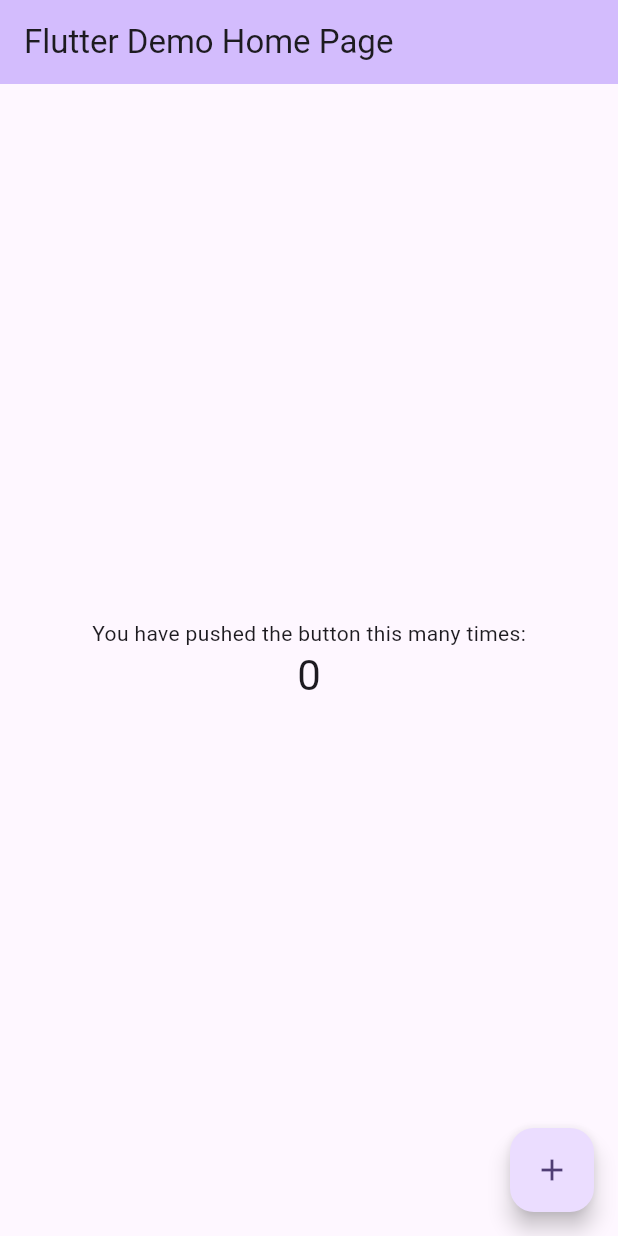
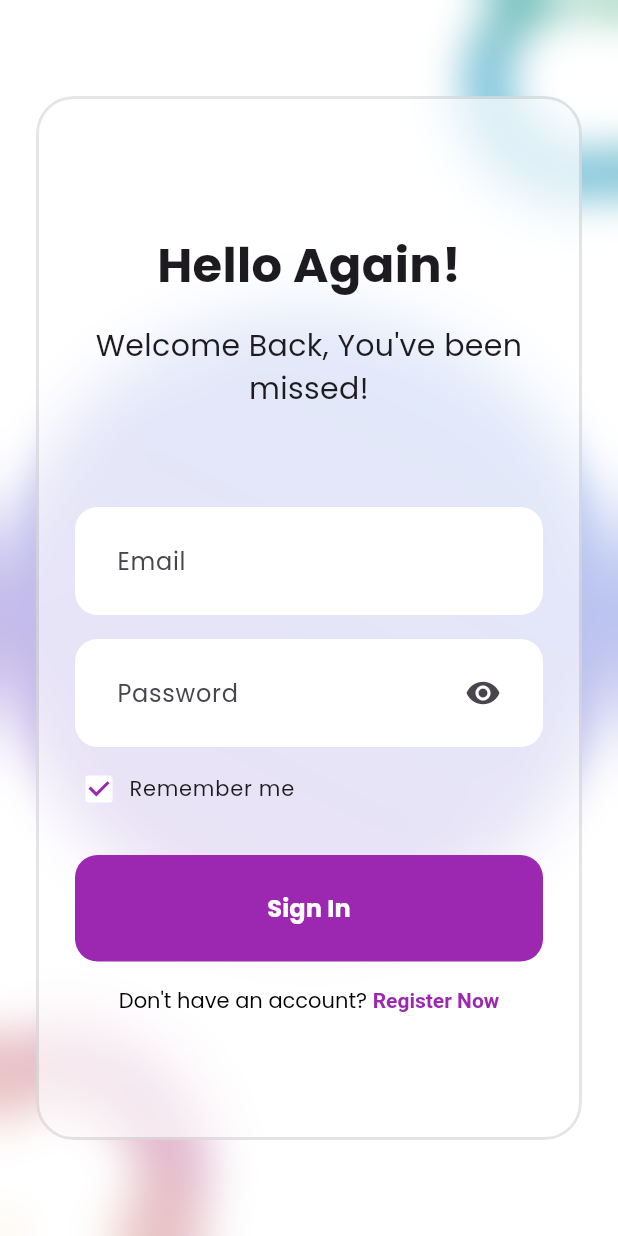
Before and after one commit to bayurkp/progmob-1, a Flutter app: the screen it shows after launch, on a phone screen of 412 x 824 dp. Run offline on Flutter 3.47's test engine with Material 3 defaults, Android fonts, the phone set to English and light mode, and no system bars; our stand-ins replace gradient_borders.

Commit message:
feat: add login screen ui

```diff
--- a/lib/main.dart
+++ b/lib/main.dart
@@ -1,125 +1,21 @@
 import 'package:flutter/material.dart';
+import 'package:progmob_1/screens/login_screen.dart';
 
 void main() {
-  runApp(const MyApp());
+  runApp(const App());
 }
 
-class MyApp extends StatelessWidget {
-  const MyApp({super.key});
+class App extends StatelessWidget {
+  const App({super.key});
 
-  // This widget is the root of your application.
   @override
   Widget build(BuildContext context) {
     return MaterialApp(
-      title: 'Flutter Demo',
+      debugShowCheckedModeBanner: false,
       theme: ThemeData(
-        // This is the theme of your application.
-        //
-        // TRY THIS: Try running your application with "flutter run". You'll see
-        // the application has a purple toolbar. Then, without quitting the app,
-        // try changing the seedColor in the colorScheme below to Colors.green
-        // and then invoke "hot reload" (save your changes or press the "hot
-        // reload" button in a Flutter-supported IDE, or press "r" if you used
-        // the command line to start the app).
-        //
-        // Notice that the counter didn't reset back to zero; the application
-        // state is not lost during the reload. To reset the state, use hot
-        // restart instead.
-        //
-        // This works for code too, not just values: Most code changes can be
-        // tested with just a hot reload.
-        colorScheme: ColorScheme.fromSeed(seedColor: Colors.deepPurple),
-        useMaterial3: true,
+        fontFamily: 'Poppins',
       ),
-      home: const MyHomePage(title: 'Flutter Demo Home Page'),
+      home: const LoginScreen(),
     );
   }
 }
-
-class MyHomePage extends StatefulWidget {
-  const MyHomePage({super.key, required this.title});
-
-  // This widget is the home page of your application. It is stateful, meaning
-  // that it has a State object (defined below) that contains fields that affect
-  // how it looks.
-
-  // This class is the configuration for the state. It holds the values (in this
-  // case the title) provided by the parent (in this case the App widget) and
-  // used by the build method of the State. Fields in a Widget subclass are
-  // always marked "final".
-
-  final String title;
-
-  @override
-  State<MyHomePage> createState() => _MyHomePageState();
-}
-
-class _MyHomePageState extends State<MyHomePage> {
-  int _counter = 0;
-
-  void _incrementCounter() {
-    setState(() {
-      // This call to setState tells the Flutter framework that something has
-      // changed in this State, which causes it to rerun the build method below
-      // so that the display can reflect the updated values. If we changed
-      // _counter without calling setState(), then the build method would not be
-      // called again, and so nothing would appear to happen.
-      _counter++;
-    });
-  }
-
-  @override
-  Widget build(BuildContext context) {
-    // This method is rerun every time setState is called, for instance as done
-    // by the _incrementCounter method above.
-    //
-    // The Flutter framework has been optimized to make rerunning build methods
-    // fast, so that you can just rebuild anything that needs updating rather
-    // than having to individually change instances of widgets.
-    return Scaffold(
-      appBar: AppBar(
-        // TRY THIS: Try changing the color here to a specific color (to
-        // Colors.amber, perhaps?) and trigger a hot reload to see the AppBar
-        // change color while the other colors stay the same.
-        backgroundColor: Theme.of(context).colorScheme.inversePrimary,
-        // Here we take the value from the MyHomePage object that was created by
-        // the App.build method, and use it to set our appbar title.
-        title: Text(widget.title),
-      ),
-      body: Center(
-        // Center is a layout widget. It takes a single child and positions it
-        // in the middle of the parent.
-        child: Column(
-          // Column is also a layout widget. It takes a list of children and
-          // arranges them vertically. By default, it sizes itself to fit its
-          // children horizontally, and tries to be as tall as its parent.
-          //
-          // Column has various properties to control how it sizes itself and
-          // how it positions its children. Here we use mainAxisAlignment to
-          // center the children vertically; the main axis here is the vertical
-          // axis because Columns are vertical (the cross axis would be
-          // horizontal).
-          //
-          // TRY THIS: Invoke "debug painting" (choose the "Toggle Debug Paint"
-          // action in the IDE, or press "p" in the console), to see the
-          // wireframe for each widget.
-          mainAxisAlignment: MainAxisAlignment.center,
-          children: <Widget>[
-            const Text(
-              'You have pushed the button this many times:',
-            ),
-            Text(
-              '$_counter',
-              style: Theme.of(context).textTheme.headlineMedium,
-            ),
-          ],
-        ),
-      ),
-      floatingActionButton: FloatingActionButton(
-        onPressed: _incrementCounter,
-        tooltip: 'Increment',
-        child: const Icon(Icons.add),
-      ), // This trailing comma makes auto-formatting nicer for build methods.
-    );
-  }
-}
--- /dev/null
+++ b/lib/screens/login_screen.dart
@@ -0,0 +1,314 @@
+import 'dart:ui';
+
+import 'package:flutter/cupertino.dart';
+import 'package:flutter/material.dart';
+import 'package:flutter/painting.dart';
+import 'package:flutter/rendering.dart';
+import 'package:flutter/widgets.dart';
+import 'package:gradient_borders/gradient_borders.dart';
+
+class LoginScreen extends StatefulWidget {
+  const LoginScreen({super.key});
+
+  @override
+  State<LoginScreen> createState() => _LoginScreenState();
+}
+
+class _LoginScreenState extends State<LoginScreen> {
+  @override
+  Widget build(BuildContext context) {
+    return Scaffold(
+      resizeToAvoidBottomInset: false,
+      body: SafeArea(
+        child: Stack(
+          alignment: Alignment.center,
+          children: <Widget>[
+            Container(
+              color: Colors.white,
+              child: Stack(
+                children: [
+                  Positioned(
+                    top: -20,
+                    right: -50,
+                    child: Container(
+                      height: 150,
+                      width: 150,
+                      decoration: BoxDecoration(
+                        shape: BoxShape.circle,
+                        border: GradientBoxBorder(
+                          width: 25,
+                          gradient: LinearGradient(
+                            begin: Alignment.topRight,
+                            end: Alignment.bottomLeft,
+                            colors: [
+                              Colors.green.withOpacity(0.8),
+                              Colors.blue.withOpacity(0.8),
+                            ],
+                          ),
+                        ),
+                      ),
+                    ),
+                  ),
+                  Positioned(
+                    bottom: 0,
+                    top: 0,
+                    right: 0,
+                    left: 0,
+                    child: Container(
+                      height: 100,
+                      width: 100,
+                      decoration: BoxDecoration(
+                        shape: BoxShape.circle,
+                        gradient: LinearGradient(
+                          begin: Alignment.topRight,
+                          end: Alignment.bottomLeft,
+                          colors: [
+                            Colors.blue.withOpacity(0.4),
+                            Colors.purple.withOpacity(0.4),
+                          ],
+                        ),
+                      ),
+                    ),
+                  ),
+                  Positioned(
+                    bottom: -60,
+                    left: -60,
+                    child: Container(
+                      height: 200,
+                      width: 200,
+                      decoration: BoxDecoration(
+                        shape: BoxShape.circle,
+                        border: GradientBoxBorder(
+                          width: 50,
+                          gradient: LinearGradient(
+                            begin: Alignment.topRight,
+                            end: Alignment.bottomLeft,
+                            colors: [
+                              Colors.purple.withOpacity(0.4),
+                              Colors.amber.withOpacity(0.4),
+                            ],
+                          ),
+                        ),
+                      ),
+                    ),
+                  ),
+                ],
+              ),
+            ),
+            Positioned.fill(
+              child: BackdropFilter(
+                filter: ImageFilter.blur(
+                  sigmaX: 15.0,
+                  sigmaY: 15.0,
+                ),
+                child: Container(
+                  color: Colors.white.withOpacity(0.0),
+                ),
+              ),
+            ),
+            Padding(
+              padding: const EdgeInsets.symmetric(
+                horizontal: 24.0,
+                vertical: 64.0,
+              ),
+              child: ClipRRect(
+                borderRadius: BorderRadius.circular(25.0),
+                child: BackdropFilter(
+                  filter: ImageFilter.blur(
+                    sigmaX: 15.0,
+                    sigmaY: 15.0,
+                  ),
+                  child: Container(
+                    width: double.infinity,
+                    height: double.infinity,
+                    decoration: BoxDecoration(
+                      color: Colors.white.withOpacity(0.6),
+                      // color: Color(0xe4e5f1),
+                      border: Border.all(
+                        width: 2.0,
+                        color: Colors.black.withOpacity(0.1),
+                      ),
+                      borderRadius: const BorderRadius.all(
+                        Radius.circular(25.0),
+                      ),
+                    ),
+                    child: Padding(
+                      padding: const EdgeInsets.all(24.0),
+                      child: Column(
+                        children: <Widget>[
+                          const SizedBox(
+                            height: 64.0,
+                          ),
+                          const Text(
+                            'Hello Again!',
+                            style: TextStyle(
+                              fontWeight: FontWeight.w700,
+                              fontSize: 32.0,
+                            ),
+                          ),
+                          const SizedBox(
+                            height: 16.0,
+                          ),
+                          const Text(
+                            'Welcome Back, You\'ve been missed!',
+                            textAlign: TextAlign.center,
+                            style: TextStyle(
+                              fontSize: 20.0,
+                            ),
+                          ),
+                          const SizedBox(
+                            height: 64.0,
+                          ),
+                          TextField(
+                            textAlign: TextAlign.left,
+                            decoration: InputDecoration(
+                              contentPadding: const EdgeInsets.all(24.0),
+                              hintText: 'Email',
+                              fillColor: Colors.white,
+                              filled: true,
+                              enabledBorder: OutlineInputBorder(
+                                borderSide: BorderSide(
+                                  color: Colors.white.withOpacity(0.0),
+                                ),
+                                borderRadius: const BorderRadius.all(
+                                  Radius.circular(15.0),
+                                ),
+                              ),
+                              focusedBorder: OutlineInputBorder(
+                                borderSide: BorderSide(
+                                  color: Colors.white.withOpacity(0.0),
+                                ),
+                                borderRadius: const BorderRadius.all(
+                                  Radius.circular(15.0),
+                                ),
+                              ),
+                            ),
+                          ),
+                          const SizedBox(
+                            height: 16.0,
+                          ),
+                          TextField(
+                            obscureText: true,
+                            obscuringCharacter: '•',
+                            textAlign: TextAlign.left,
+                            decoration: InputDecoration(
+                              contentPadding: const EdgeInsets.all(24.0),
+                              hintText: 'Password',
+                              fillColor: Colors.white,
+                              filled: true,
+                              suffixIcon: Padding(
+                                padding: const EdgeInsets.only(right: 16.0),
+                                child: IconButton(
+                                  icon: const Icon(Icons.remove_red_eye),
+                                  onPressed: () {},
+                                ),
+                              ),
+                              enabledBorder: OutlineInputBorder(
+                                borderSide: BorderSide(
+                                  color: Colors.white.withOpacity(0.0),
+                                ),
+                                borderRadius: const BorderRadius.all(
+                                  Radius.circular(15.0),
+                                ),
+                              ),
+                              focusedBorder: OutlineInputBorder(
+                                borderSide: BorderSide(
+                                  color: Colors.white.withOpacity(0.0),
+                                ),
+                                borderRadius: const BorderRadius.all(
+                                  Radius.circular(15.0),
+                                ),
+                              ),
+                            ),
+                          ),
+                          Transform.translate(
+                            offset: const Offset(-20.0, 0.0),
+                            child: CheckboxListTile(
+                              checkColor: Colors.purple,
+                              fillColor: MaterialStateProperty.all<Color>(
+                                  Colors.white),
+                              shape: RoundedRectangleBorder(
+                                borderRadius: BorderRadius.circular(5),
+                              ),
+                              side: BorderSide(
+                                color: Colors.white.withOpacity(0.0),
+                              ),
+                              title: Transform.translate(
+                                offset: const Offset(-16.0, 0.0),
+                                child: const Text(
+                                  'Remember me',
+                                  style: TextStyle(
+                                    fontSize: 14.0,
+                                  ),
+                                ),
+                              ),
+                              value: true,
+                              onChanged: (value) {},
+                              controlAffinity: ListTileControlAffinity.leading,
+                            ),
+                          ),
+                          const SizedBox(
+                            height: 16.0,
+                          ),
+                          TextButton(
+                            onPressed: () {},
+                            style: ButtonStyle(
+                              backgroundColor: MaterialStateProperty.all<Color>(
+                                  Colors.purple),
+                              padding: MaterialStateProperty.all<EdgeInsets>(
+                                const EdgeInsets.all(24.0),
+                              ),
+                              shape: MaterialStateProperty.all<
+                                  RoundedRectangleBorder>(
+                                RoundedRectangleBorder(
+                                  borderRadius: BorderRadius.circular(15.0),
+                                ),
+                              ),
+                            ),
+                            child: const Center(
+                              child: Text(
+                                'Sign In',
+                                style: TextStyle(
+                                  color: Colors.white,
+                                  fontSize: 16.0,
+                                  fontWeight: FontWeight.w600,
+                                ),
+                              ),
+                            ),
+                          ),
+                          const SizedBox(
+                            height: 16.0,
+                          ),
+                          Center(
+                            child: RichText(
+                              text: const TextSpan(
+                                text: 'Don\'t have an account? ',
+                                style: TextStyle(
+                                  color: Colors.black,
+                                  fontFamily: 'Poppins',
+                                ),
+                                children: <TextSpan>[
+                                  TextSpan(
+                                    text: 'Register Now',
+                                    style: TextStyle(
+                                      fontWeight: FontWeight.w700,
+                                      color: Colors.purple,
+                                    ),
+                                  )
+                                ],
+                              ),
+                            ),
+                          )
+                        ],
+                      ),
+                    ),
+                  ),
+                ),
+              ),
+            ),
+          ],
+        ),
+      ),
+    );
+  }
+}
```
Also changed, not shown: 1 other file.
